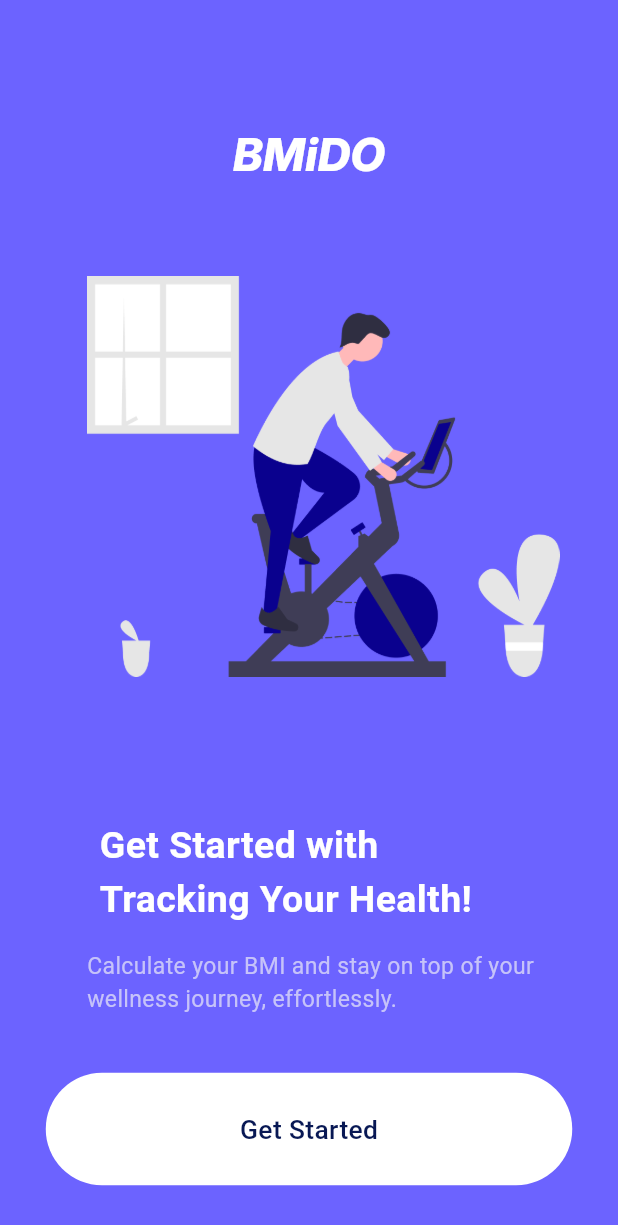
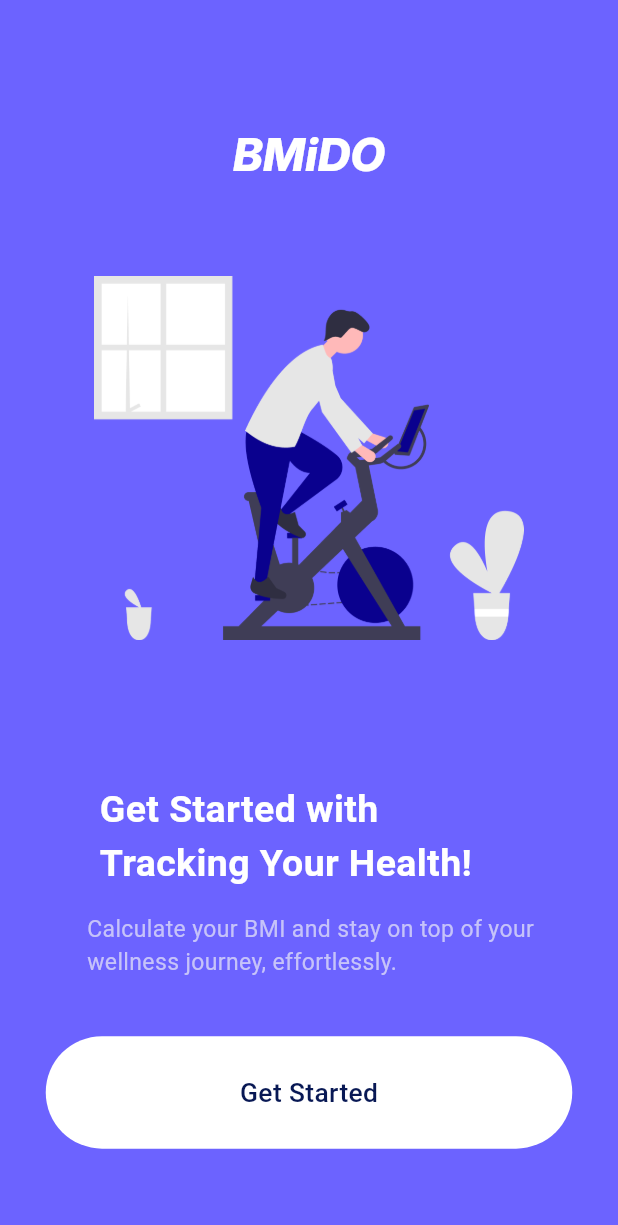
Before and after one commit to mazdon9/bmi_calculator, a Flutter app: the screen it shows after launch, on a phone screen of 412 x 824 dp. Shown: the top 1225 px of the screen. Run offline on Flutter 3.47's test engine with Material 3 defaults, Android fonts, the phone set to English and light mode, and no system bars; Roboto replaces fonts that are missing (Inter-Bold, Inter-Medium, Inter-regular).

Commit message:
refactor: splash screen

```diff
--- /dev/null
+++ b/lib/contants/app_images_path.dart
@@ -0,0 +1,4 @@
+class AppImagesPath {
+  static final String manWithBicycleImg =
+      'assets/images/man_with_bicycle_img.png';
+}
--- a/lib/main.dart
+++ b/lib/main.dart
@@ -1,4 +1,4 @@
-import 'package:bmi_calculator/screen/splash_screen.dart';
+import 'package:bmi_calculator/routes/app_routes.dart';
 import 'package:flutter/material.dart';
 
 void main() {
@@ -17,7 +17,8 @@ class BmiCalculator extends StatelessWidget {
       theme: ThemeData(
         colorScheme: ColorScheme.fromSeed(seedColor: Colors.deepPurple),
       ),
-      home: SplashScreen(),
+      initialRoute: AppRoutes.splashScreenRoute,
+      routes: AppRoutes.routes,
     );
   }
 }
--- /dev/null
+++ b/lib/routes/app_routes.dart
@@ -0,0 +1,12 @@
+import 'package:bmi_calculator/screen/results_screen.dart';
+import 'package:bmi_calculator/screen/splash_screen.dart';
+
+class AppRoutes {
+  static final String splashScreenRoute = 'splash-screen';
+  static final String resultScreenRoute = 'result-screen';
+
+  static final routes = {
+    splashScreenRoute: (context) => SplashScreen(),
+    resultScreenRoute: (context) => ResultsScreen(),
+  };
+}
--- a/lib/screen/splash_screen.dart
+++ b/lib/screen/splash_screen.dart
@@ -1,7 +1,9 @@
 import 'package:bmi_calculator/components/app_button.dart';
 import 'package:bmi_calculator/components/app_text.dart';
 import 'package:bmi_calculator/components/app_text_style.dart';
-import 'package:bmi_calculator/screen/Results_Screen.dart';
+import 'package:bmi_calculator/contants/app_color_path.dart';
+import 'package:bmi_calculator/contants/app_images_path.dart';
+import 'package:bmi_calculator/routes/app_routes.dart';
 import 'package:flutter/material.dart';
 
 class SplashScreen extends StatelessWidget {
@@ -9,54 +11,44 @@ class SplashScreen extends StatelessWidget {
 
   @override
   Widget build(BuildContext context) {
+    final size = MediaQuery.of(context).size;
     return Scaffold(
-      backgroundColor: Color(0xff6C63FF),
-      body: Align(
-        alignment: Alignment.topCenter,
-        child: Column(
+      backgroundColor: AppColorPath.lavender,
+      body: Column(
         children: [
           Padding(
-              padding: const EdgeInsets.only(top: 81),
-              child: AppText(
-                title: 'BMiDO',
-                style: AppTextStyle.textFontI30W800,
+            padding: const EdgeInsets.only(top: 81, bottom: 59),
+            child: AppText(title: 'BMiDO', style: AppTextStyle.textFontI30W800),
           ),
-            ),
-            SizedBox(height: 59),
-            Container(
-              padding: EdgeInsets.only(left: 58, right: 39),
-              child: Image.asset('assets/images/man_with_bicycle_img.png'),
+          Image.asset(
+            AppImagesPath.manWithBicycleImg,
+            width: (296 / 393) * size.width,
+            height: (251 / 852) * size.height,
           ),
           Padding(
-              padding: EdgeInsets.only(top: 95, right: 31),
+            padding: EdgeInsets.only(top: 95, right: 31, bottom: 15),
             child: AppText(
               title: 'Get Started with\nTracking Your Health!',
               style: AppTextStyle.textFontI25W700,
             ),
           ),
-            SizedBox(height: 15),
           Padding(
-              padding: EdgeInsets.only(left: 58, right: 54),
+            padding: EdgeInsets.only(left: 58, right: 54, bottom: 38),
             child: AppText(
               title:
                   'Calculate your BMI and stay on top of your wellness journey, effortlessly.',
               style: AppTextStyle.textFont15W400,
             ),
           ),
-            SizedBox(height: 38),
           AppButton(
             content: 'Get Started',
             onTap: () {
-                Navigator.push(
-                  context,
-                  MaterialPageRoute(builder: (context) => ResultsScreen()),
-                );
+              Navigator.pushNamed(context, AppRoutes.resultScreenRoute);
             },
           ),
           Spacer(),
         ],
       ),
-      ),
     );
   }
 }
--- a/pubspec.yaml
+++ b/pubspec.yaml
@@ -19,7 +19,7 @@ publish_to: "none" # Remove this line if you wish to publish to pub.dev
 version: 1.0.0+1
 
 environment:
-  sdk: ^3.8.1
+  sdk: ^3.7.0
 
 # Dependencies specify other packages that your package needs in order to work.
 # To automatically upgrade your package dependencies to the latest versions
@@ -57,7 +57,6 @@ flutter:
   uses-material-design: true
   assets:
     - assets/images/
-    - assets/icons/
 
   fonts:
     - family: Inter
```
Also changed, not shown: lib/screen/results_screen.dart (+26 -20 lines), pubspec.lock. Lines whose indentation alone changed are shown as unchanged.
